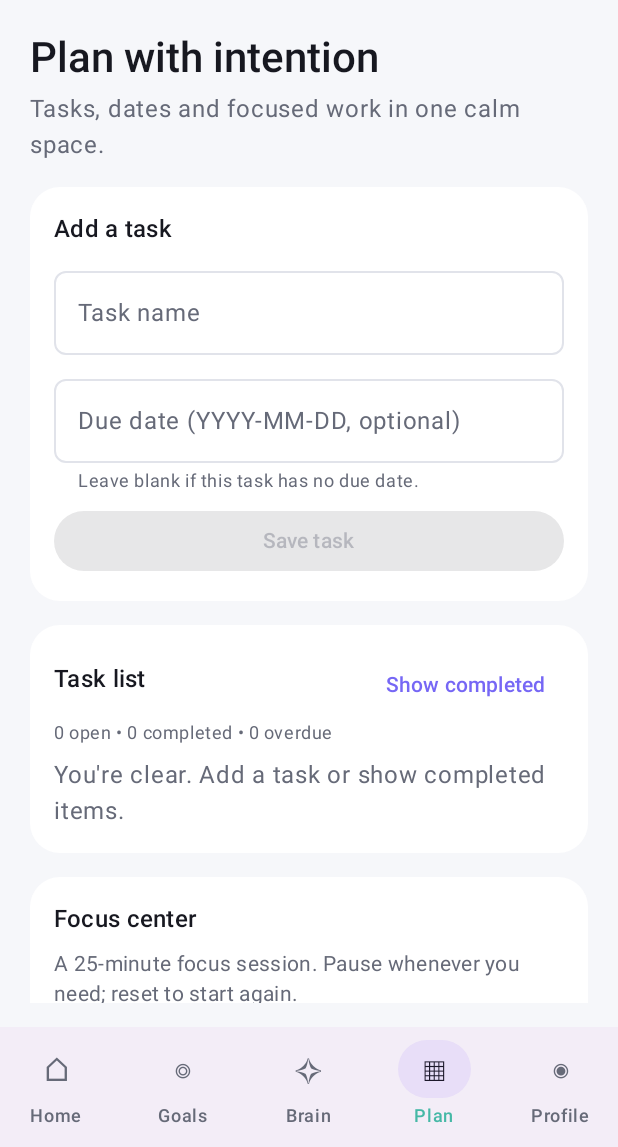
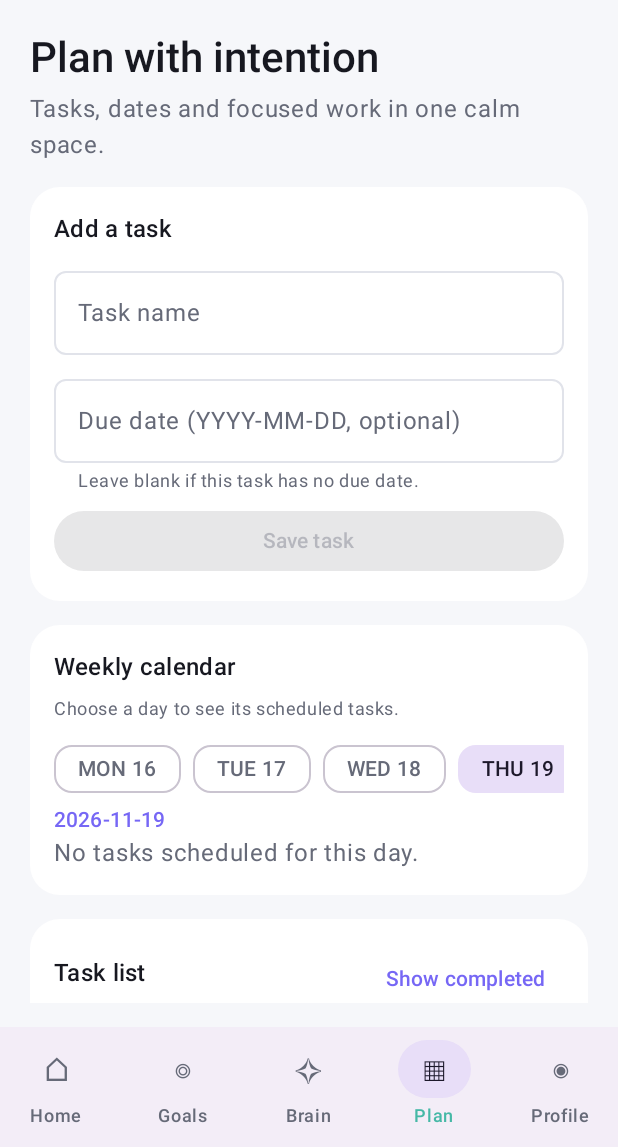
Before and after one commit to ishak6/LIFECORE, an Android app built with Jetpack Compose: the screen it shows after launch (MainActivity), item 4 of the bottom bar chosen, on a phone screen of 412 x 824 dp, the part 89-1236 px from its top. Run offline under Robolectric (Android 15) with nearby library versions, the phone set to English and light mode, and no system bars.

Commit message:
Add interactive seven-day calendar agenda for dated tasks

```diff
--- a/app/src/main/java/com/lifecore/app/ui/plan/PlanFocusScreen.kt
+++ b/app/src/main/java/com/lifecore/app/ui/plan/PlanFocusScreen.kt
@@ -6,6 +6,7 @@ import androidx.compose.foundation.layout.Row
 import androidx.compose.foundation.layout.Spacer
 import androidx.compose.foundation.layout.fillMaxWidth
 import androidx.compose.foundation.layout.height
+import androidx.compose.foundation.horizontalScroll
 import androidx.compose.foundation.layout.padding
 import androidx.compose.foundation.rememberScrollState
 import androidx.compose.foundation.verticalScroll
@@ -46,6 +47,7 @@ fun PlanFocusScreen(modifier: Modifier = Modifier) {
     var draftDate by rememberSaveable { mutableStateOf("") }
     var dateError by rememberSaveable { mutableStateOf(false) }
     var showCompleted by rememberSaveable { mutableStateOf(false) }
+    var selectedDate by rememberSaveable { mutableStateOf(LocalDate.now().toString()) }
     var remainingSeconds by rememberSaveable { mutableIntStateOf(25 * 60) }
     var isRunning by rememberSaveable { mutableStateOf(false) }
 
@@ -122,6 +124,53 @@ fun PlanFocusScreen(modifier: Modifier = Modifier) {
                 enabled = draftTitle.isNotBlank() && isValidTaskDate(draftDate),
                 modifier = Modifier.fillMaxWidth()
             ) { Text("Save task") }
+        }
+
+        LifeCoreCard {
+            LifeCoreSectionTitle("Weekly calendar")
+            Text(
+                text = "Choose a day to see its scheduled tasks.",
+                style = MaterialTheme.typography.bodySmall,
+                color = MaterialTheme.colorScheme.onSurfaceVariant
+            )
+            Spacer(Modifier.height(8.dp))
+            Row(
+                modifier = Modifier.fillMaxWidth().horizontalScroll(rememberScrollState()),
+                horizontalArrangement = Arrangement.spacedBy(8.dp)
+            ) {
+                val startOfWeek = LocalDate.now().minusDays((LocalDate.now().dayOfWeek.value - 1).toLong())
+                (0L..6L).forEach { offset ->
+                    val date = startOfWeek.plusDays(offset)
+                    val value = date.toString()
+                    FilterChip(
+                        selected = selectedDate == value,
+                        onClick = { selectedDate = value },
+                        label = {
+                            Text("${date.dayOfWeek.name.take(3)} ${date.dayOfMonth}")
+                        }
+                    )
+                }
+            }
+            val dateTasks = tasks.filter { it.dueDate == selectedDate }
+            Text(
+                text = selectedDate,
+                style = MaterialTheme.typography.titleSmall,
+                color = MaterialTheme.colorScheme.primary
+            )
+            if (dateTasks.isEmpty()) {
+                Text(
+                    text = "No tasks scheduled for this day.",
+                    color = MaterialTheme.colorScheme.onSurfaceVariant
+                )
+            } else {
+                dateTasks.forEach { task ->
+                    Text(
+                        text = (if (task.isCompleted) "✓ " else "• ") + task.title,
+                        style = MaterialTheme.typography.bodyMedium,
+                        color = MaterialTheme.colorScheme.onSurface
+                    )
+                }
+            }
         }
 
         LifeCoreCard {
```
